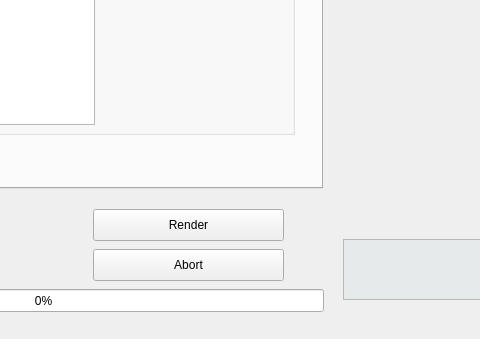
Old version of the form mainwindow.ui in the repository leuat/gamer; both pictures show x 257 to 737 and y 447 to 786 of the 1215 by 786 pixel window.
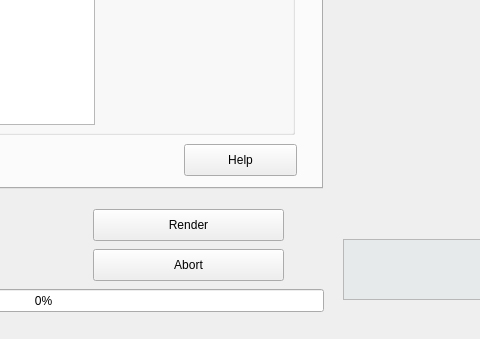
New version of the form. The open tabs and pages were chosen to show the change. Icons and pictures are not drawn. Custom widgets are drawn as their Qt base class.

The edit to the form file:
```diff
--- a/mainwindow.ui
+++ b/mainwindow.ui
@@ -262,6 +262,19 @@
        <string>Field of view</string>
       </property>
      </widget>
+     <widget class="QPushButton" name="pushButton">
+      <property name="geometry">
+       <rect>
+        <x>420</x>
+        <y>510</y>
+        <width>113</width>
+        <height>32</height>
+       </rect>
+      </property>
+      <property name="text">
+       <string>Help</string>
+      </property>
+     </widget>
     </widget>
     <widget class="QWidget" name="tabGalaxy">
      <attribute name="title">
```
Left out of the diff: 8 changed lines with no effect on the pictures.
